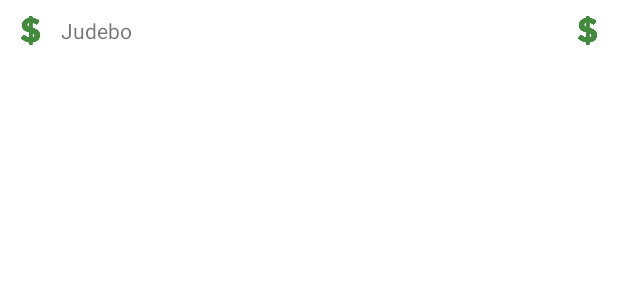
After one commit to ArthurNikitin/Android_Judebo_Russian, an Android app: the layout currency_item.xml on its own in the app's theme, with its tools: preview values and no code run, on a phone screen of 412 x 824 dp. The commit adds this screen. Shown: the top 300 px of the screen. Run offline under Robolectric (Android 15) with nearby library versions, the phone set to English and light mode, and no system bars.

Commit message:
show items with icon

```diff
--- /dev/null
+++ b/app/src/main/res/layout/currency_item.xml
@@ -0,0 +1,32 @@
+<?xml version="1.0" encoding="utf-8"?>
+<LinearLayout
+    xmlns:android="http://schemas.android.com/apk/res/android"
+    android:orientation="horizontal"
+    android:gravity="center_vertical"
+    android:padding="5dp"
+    android:layout_width="match_parent"
+    android:layout_height="wrap_content">
+
+    <ImageView
+        android:padding="5dp"
+        android:id="@+id/icon"
+        android:layout_width="30dp"
+        android:layout_height="30dp"
+        android:src="@drawable/iusd"/>
+
+    <TextView
+        android:padding="5dp"
+        android:id="@+id/name"
+        android:layout_weight="1"
+        android:text="@string/app_name"
+        android:layout_width="0dp"
+        android:layout_height="wrap_content" />
+
+    <ImageView
+        android:padding="5dp"
+        android:layout_width="30dp"
+        android:layout_height="30dp"
+        android:id="@+id/check"
+        android:src="@drawable/iusd" />
+
+</LinearLayout>
```
Also changed, not shown: app/src/main/java/com/byte4b/judebo/adapters/CurrencyAdapter.kt (added, +26 -0 lines), app/src/main/java/com/byte4b/judebo/adapters/LanguageAdapter.kt (added, +26 -0 lines), app/src/main/java/com/byte4b/judebo/fragments/SettingFragment.kt (+15 -5 lines).
